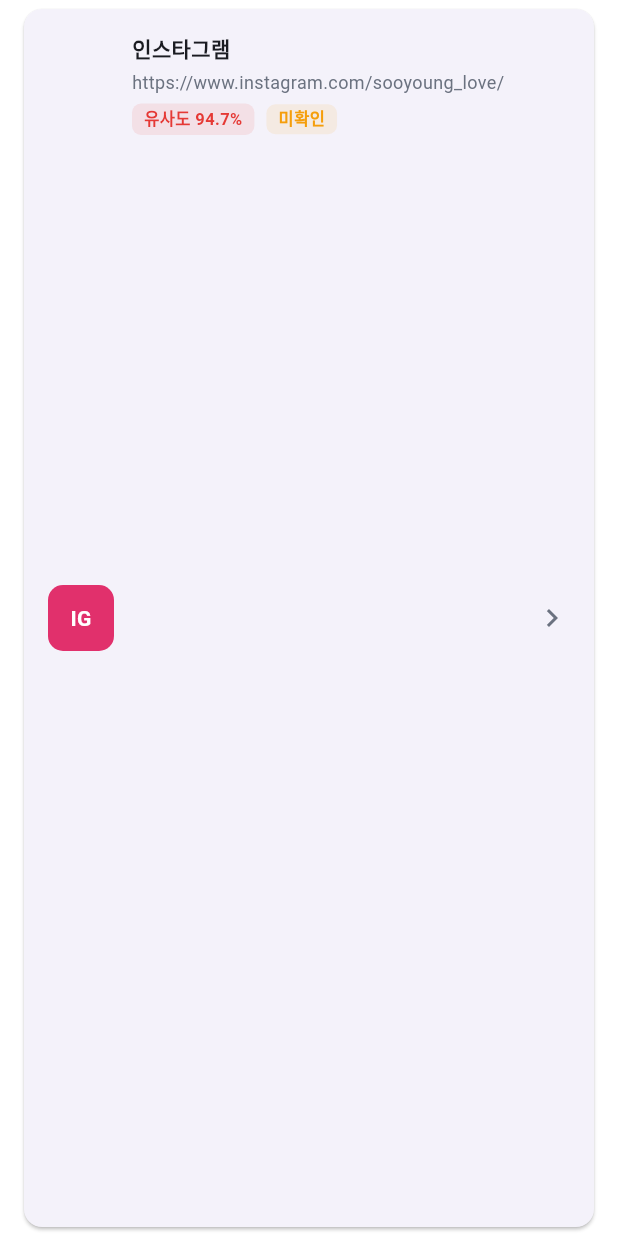
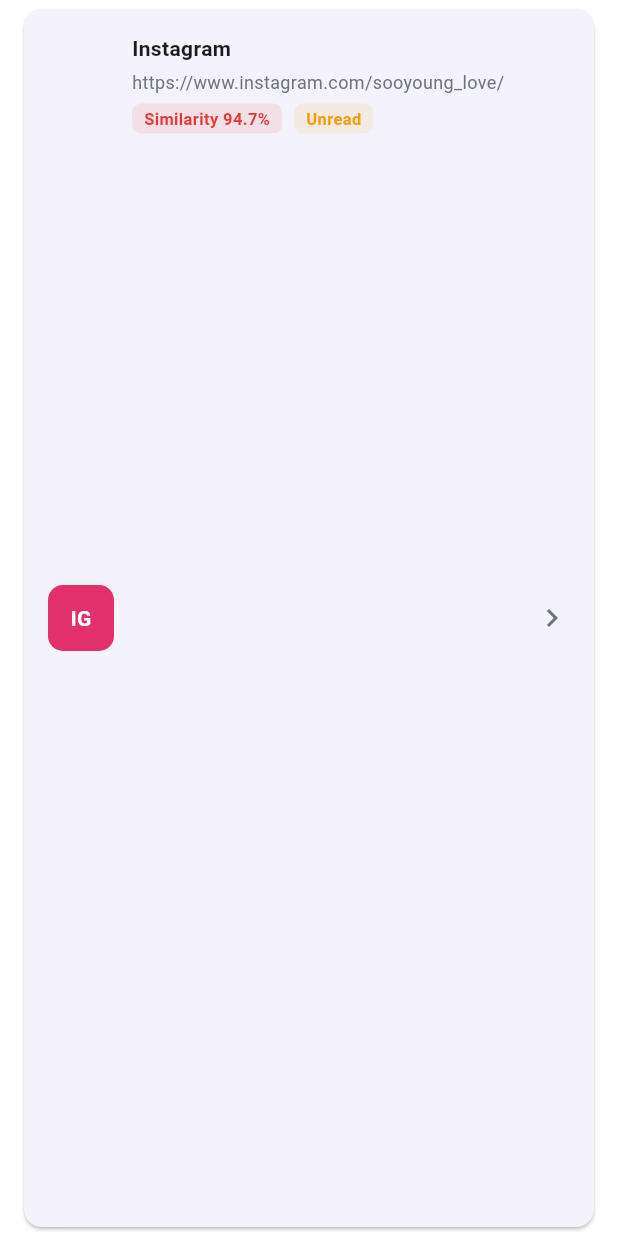
Before and after one commit to thetkomaung9/photo_shield, a Flutter app: the DetectionCard widget shown alone on an empty page, opened directly with sample values from the repository, on a phone screen of 412 x 824 dp. Run offline on Flutter 3.47's test engine with Material 3 defaults, Android fonts, the phone set to English and light mode, and no system bars; our stand-ins replace dio, flutter_riverpod, flutter_secure_storage, go_router, image_picker, shared_preferences; accounts and stored records are empty; network calls fail.

Commit message:
Updated Changes

```diff
--- a/lib/features/photo/screens/photo_register_screen.dart
+++ b/lib/features/photo/screens/photo_register_screen.dart
@@ -45,7 +45,9 @@
     if (!mounted) return;
     setState(() => _uploading = false);
     if (err != null) {
-      ScaffoldMessenger.of(context).showSnackBar(SnackBar(content: Text(err)));
+      ScaffoldMessenger.of(context).showSnackBar(
+        SnackBar(content: Text(AppLocale.maybeTranslateRaw(context, err))),
+      );
       return;
     }
     ScaffoldMessenger.of(context).showSnackBar(
--- a/lib/shared/widgets/detection_card.dart
+++ b/lib/shared/widgets/detection_card.dart
@@ -1,4 +1,5 @@
 import 'package:flutter/material.dart';
+import '../../core/localization/app_locale.dart';
 import '../models/detection.dart';
 import '../../core/theme.dart';
 
@@ -31,7 +32,7 @@
                   crossAxisAlignment: CrossAxisAlignment.start,
                   children: [
                     Text(
-                      platformLabel(detection.platform),
+                      AppLocale.platform(context, detection.platform),
                       style: const TextStyle(
                         fontWeight: FontWeight.w600,
                         fontSize: 14,
@@ -67,15 +68,6 @@
   }
 }
 
-/// 다른 위젯에서도 동일 매핑을 재사용하기 위해 top-level 로 노출.
-String platformLabel(String platform) => switch (platform) {
-      'naver_blog' => '네이버 블로그',
-      'kakao_story' => '카카오스토리',
-      'instagram' => '인스타그램',
-      'facebook' => '페이스북',
-      _ => platform,
-    };
-
 class _PlatformVisual {
   final Color background;
   final Color foreground;
@@ -90,8 +82,7 @@
         const _PlatformVisual(Color(0xFFFFE812), Colors.black, 'K'),
       'instagram' =>
         const _PlatformVisual(Color(0xFFE1306C), Colors.white, 'IG'),
-      'facebook' =>
-        const _PlatformVisual(Color(0xFF1877F2), Colors.white, 'F'),
+      'facebook' => const _PlatformVisual(Color(0xFF1877F2), Colors.white, 'F'),
       _ => const _PlatformVisual(Color(0xFF94A3B8), Colors.white, '?'),
     };
 
@@ -137,7 +128,7 @@
         borderRadius: BorderRadius.circular(6),
       ),
       child: Text(
-        '유사도 $pct%',
+        '${context.tr('similarity')} $pct%',
         style: const TextStyle(
           color: AppTheme.danger,
           fontSize: 11,
@@ -167,7 +158,7 @@
         borderRadius: BorderRadius.circular(6),
       ),
       child: Text(
-        status.label,
+        AppLocale.detectionStatus(context, status),
         style: TextStyle(
           color: color,
           fontSize: 11,
```
